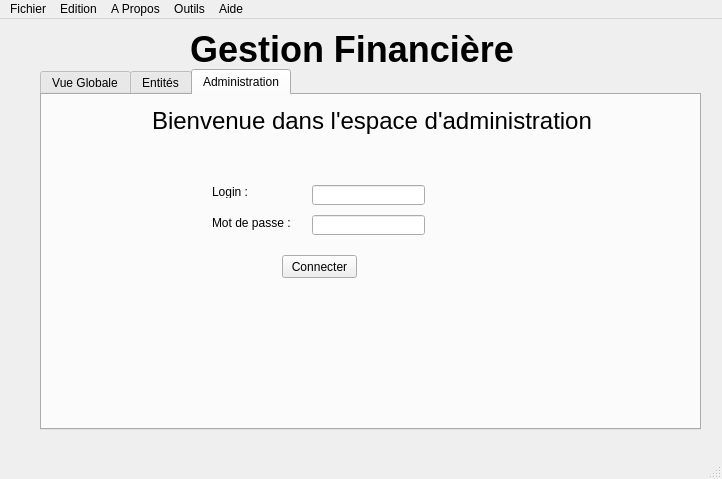
akramfares/Gestion-Financiere, file mainwindow.ui: the form before one commit.
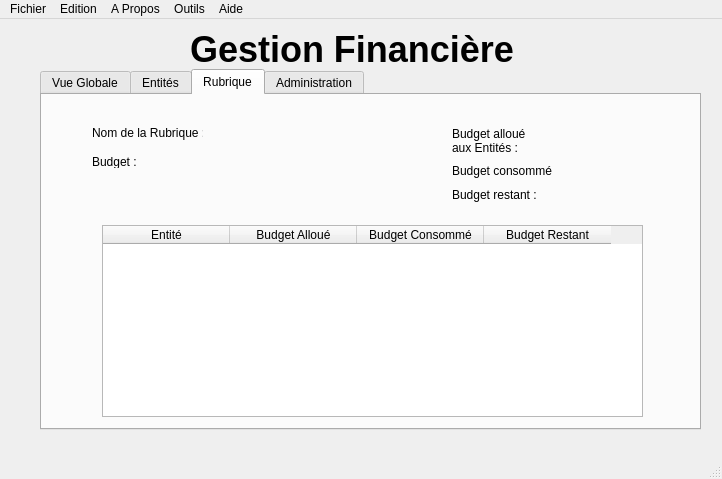
The form after the commit. The open tabs and pages were chosen to show the change.

Commit message: Ajout de Rubrique

```diff
--- a/mainwindow.ui
+++ b/mainwindow.ui
@@ -317,6 +317,175 @@
       </property>
      </widget>
     </widget>
+    <widget class="QWidget" name="tabRubrique">
+     <attribute name="title">
+      <string>Rubrique</string>
+     </attribute>
+     <widget class="QLabel" name="label_9">
+      <property name="geometry">
+       <rect>
+        <x>50</x>
+        <y>30</y>
+        <width>111</width>
+        <height>16</height>
+       </rect>
+      </property>
+      <property name="text">
+       <string>Nom de la Rubrique :</string>
+      </property>
+     </widget>
+     <widget class="QLabel" name="nomRubrique">
+      <property name="geometry">
+       <rect>
+        <x>160</x>
+        <y>30</y>
+        <width>121</width>
+        <height>16</height>
+       </rect>
+      </property>
+      <property name="text">
+       <string/>
+      </property>
+     </widget>
+     <widget class="QLabel" name="label_10">
+      <property name="geometry">
+       <rect>
+        <x>50</x>
+        <y>60</y>
+        <width>46</width>
+        <height>13</height>
+       </rect>
+      </property>
+      <property name="text">
+       <string>Budget :</string>
+      </property>
+     </widget>
+     <widget class="QLabel" name="budgetRubrique">
+      <property name="geometry">
+       <rect>
+        <x>100</x>
+        <y>60</y>
+        <width>101</width>
+        <height>16</height>
+       </rect>
+      </property>
+      <property name="text">
+       <string/>
+      </property>
+     </widget>
+     <widget class="QLabel" name="label_11">
+      <property name="geometry">
+       <rect>
+        <x>410</x>
+        <y>30</y>
+        <width>141</width>
+        <height>31</height>
+       </rect>
+      </property>
+      <property name="text">
+       <string>Budget alloué 
+aux Entités :</string>
+      </property>
+     </widget>
+     <widget class="QLabel" name="label_12">
+      <property name="geometry">
+       <rect>
+        <x>410</x>
+        <y>60</y>
+        <width>101</width>
+        <height>31</height>
+       </rect>
+      </property>
+      <property name="text">
+       <string>Budget consommé :</string>
+      </property>
+     </widget>
+     <widget class="QLabel" name="label_13">
+      <property name="geometry">
+       <rect>
+        <x>410</x>
+        <y>90</y>
+        <width>101</width>
+        <height>20</height>
+       </rect>
+      </property>
+      <property name="text">
+       <string>Budget restant :</string>
+      </property>
+     </widget>
+     <widget class="QLabel" name="bdgGlobRubrique">
+      <property name="geometry">
+       <rect>
+        <x>520</x>
+        <y>40</y>
+        <width>101</width>
+        <height>16</height>
+       </rect>
+      </property>
+      <property name="text">
+       <string/>
+      </property>
+     </widget>
+     <widget class="QLabel" name="bdgConsRubrique">
+      <property name="geometry">
+       <rect>
+        <x>520</x>
+        <y>70</y>
+        <width>101</width>
+        <height>16</height>
+       </rect>
+      </property>
+      <property name="text">
+       <string/>
+      </property>
+     </widget>
+     <widget class="QLabel" name="bdgRestRubrique">
+      <property name="geometry">
+       <rect>
+        <x>520</x>
+        <y>90</y>
+        <width>101</width>
+        <height>16</height>
+       </rect>
+      </property>
+      <property name="text">
+       <string/>
+      </property>
+     </widget>
+     <widget class="QTableWidget" name="tableRubrique">
+      <property name="geometry">
+       <rect>
+        <x>60</x>
+        <y>130</y>
+        <width>541</width>
+        <height>192</height>
+       </rect>
+      </property>
+      <attribute name="horizontalHeaderDefaultSectionSize">
+       <number>127</number>
+      </attribute>
+      <column>
+       <property name="text">
+        <string>Entité</string>
+       </property>
+      </column>
+      <column>
+       <property name="text">
+        <string>Budget Alloué</string>
+       </property>
+      </column>
+      <column>
+       <property name="text">
+        <string>Budget Consommé</string>
+       </property>
+      </column>
+      <column>
+       <property name="text">
+        <string>Budget Restant</string>
+       </property>
+      </column>
+     </widget>
+    </widget>
     <widget class="QWidget" name="tab_6">
      <attribute name="title">
       <string>Administration</string>
```
Left out of the diff: 23 changed lines with no effect on the pictures. The commit also changes 9 other files.
